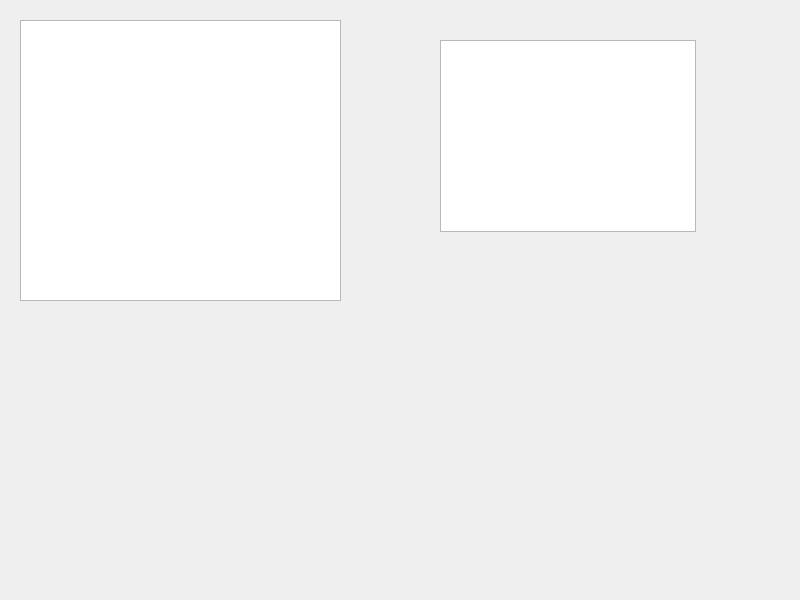
This is rootfs/root/graphic_process/graphic_process/mainwidget.ui in acbbghhgf/FileSystem as Qt 5 draws it before an edit. The edited form follows.
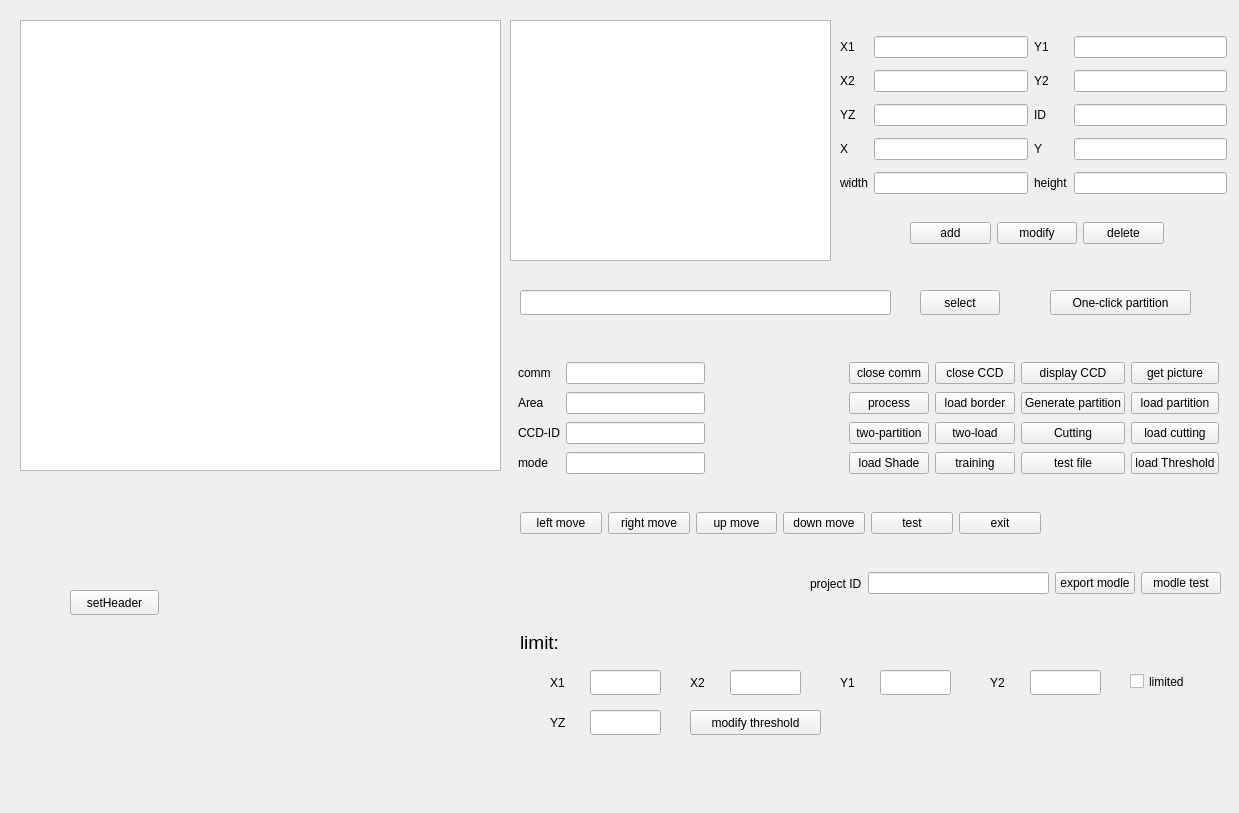
This is the edited form.

Commit message: create ui display

The edit to the form file:
```diff
--- a/rootfs/root/graphic_process/graphic_process/mainwidget.ui
+++ b/rootfs/root/graphic_process/graphic_process/mainwidget.ui
@@ -6,8 +6,8 @@
    <rect>
     <x>0</x>
     <y>0</y>
-    <width>800</width>
-    <height>600</height>
+    <width>1239</width>
+    <height>813</height>
    </rect>
   </property>
   <property name="windowTitle">
@@ -18,20 +18,721 @@
     <rect>
      <x>20</x>
      <y>20</y>
+     <width>481</width>
+     <height>451</height>
+    </rect>
+   </property>
+  </widget>
+  <widget class="QTableWidget" name="tableInfo">
+   <property name="geometry">
+    <rect>
+     <x>510</x>
+     <y>20</y>
      <width>321</width>
-     <height>281</height>
+     <height>241</height>
     </rect>
    </property>
-  </widget>
-  <widget class="QTableWidget" name="tableWidget">
-   <property name="geometry">
-    <rect>
-     <x>440</x>
-     <y>40</y>
+   <property name="minimumSize">
+    <size>
      <width>256</width>
-     <height>192</height>
+     <height>0</height>
+    </size>
+   </property>
+   <property name="autoScrollMargin">
+    <number>8</number>
+   </property>
+   <attribute name="horizontalHeaderMinimumSectionSize">
+    <number>20</number>
+   </attribute>
+   <attribute name="horizontalHeaderHighlightSections">
+    <bool>true</bool>
+   </attribute>
+  </widget>
+  <widget class="QPushButton" name="setHeader_pb">
+   <property name="geometry">
+    <rect>
+     <x>70</x>
+     <y>590</y>
+     <width>89</width>
+     <height>25</height>
     </rect>
    </property>
+   <property name="text">
+    <string>setHeader</string>
+   </property>
+  </widget>
+  <widget class="QLineEdit" name="picture_path_edit">
+   <property name="geometry">
+    <rect>
+     <x>520</x>
+     <y>290</y>
+     <width>371</width>
+     <height>25</height>
+    </rect>
+   </property>
+  </widget>
+  <widget class="QPushButton" name="select_pb">
+   <property name="geometry">
+    <rect>
+     <x>920</x>
+     <y>290</y>
+     <width>80</width>
+     <height>25</height>
+    </rect>
+   </property>
+   <property name="text">
+    <string>select</string>
+   </property>
+  </widget>
+  <widget class="QPushButton" name="one_click_partition_pb">
+   <property name="geometry">
+    <rect>
+     <x>1050</x>
+     <y>290</y>
+     <width>141</width>
+     <height>25</height>
+    </rect>
+   </property>
+   <property name="text">
+    <string>One-click partition</string>
+   </property>
+  </widget>
+  <widget class="QLabel" name="label_16">
+   <property name="geometry">
+    <rect>
+     <x>520</x>
+     <y>630</y>
+     <width>51</width>
+     <height>25</height>
+    </rect>
+   </property>
+   <property name="font">
+    <font>
+     <pointsize>14</pointsize>
+    </font>
+   </property>
+   <property name="text">
+    <string>limit:</string>
+   </property>
+  </widget>
+  <widget class="QLabel" name="label_17">
+   <property name="geometry">
+    <rect>
+     <x>550</x>
+     <y>670</y>
+     <width>31</width>
+     <height>25</height>
+    </rect>
+   </property>
+   <property name="text">
+    <string>X1</string>
+   </property>
+  </widget>
+  <widget class="QLineEdit" name="input_x1_edit">
+   <property name="geometry">
+    <rect>
+     <x>590</x>
+     <y>670</y>
+     <width>71</width>
+     <height>25</height>
+    </rect>
+   </property>
+   <property name="text">
+    <string/>
+   </property>
+  </widget>
+  <widget class="QLabel" name="label_18">
+   <property name="geometry">
+    <rect>
+     <x>690</x>
+     <y>670</y>
+     <width>31</width>
+     <height>25</height>
+    </rect>
+   </property>
+   <property name="text">
+    <string>X2</string>
+   </property>
+  </widget>
+  <widget class="QLineEdit" name="input_x2_edit">
+   <property name="geometry">
+    <rect>
+     <x>730</x>
+     <y>670</y>
+     <width>71</width>
+     <height>25</height>
+    </rect>
+   </property>
+   <property name="text">
+    <string/>
+   </property>
+  </widget>
+  <widget class="QLabel" name="label_19">
+   <property name="geometry">
+    <rect>
+     <x>840</x>
+     <y>670</y>
+     <width>31</width>
+     <height>25</height>
+    </rect>
+   </property>
+   <property name="text">
+    <string>Y1</string>
+   </property>
+  </widget>
+  <widget class="QLineEdit" name="input_y1_edit">
+   <property name="geometry">
+    <rect>
+     <x>880</x>
+     <y>670</y>
+     <width>71</width>
+     <height>25</height>
+    </rect>
+   </property>
+   <property name="text">
+    <string/>
+   </property>
+  </widget>
+  <widget class="QLabel" name="label_20">
+   <property name="geometry">
+    <rect>
+     <x>990</x>
+     <y>670</y>
+     <width>31</width>
+     <height>25</height>
+    </rect>
+   </property>
+   <property name="text">
+    <string>Y2</string>
+   </property>
+  </widget>
+  <widget class="QLineEdit" name="input_y2_edit">
+   <property name="geometry">
+    <rect>
+     <x>1030</x>
+     <y>670</y>
+     <width>71</width>
+     <height>25</height>
+    </rect>
+   </property>
+   <property name="text">
+    <string/>
+   </property>
+  </widget>
+  <widget class="QCheckBox" name="check_limited_pb">
+   <property name="geometry">
+    <rect>
+     <x>1130</x>
+     <y>670</y>
+     <width>92</width>
+     <height>23</height>
+    </rect>
+   </property>
+   <property name="text">
+    <string>limited</string>
+   </property>
+  </widget>
+  <widget class="QLabel" name="label_21">
+   <property name="geometry">
+    <rect>
+     <x>550</x>
+     <y>710</y>
+     <width>31</width>
+     <height>25</height>
+    </rect>
+   </property>
+   <property name="text">
+    <string>YZ</string>
+   </property>
+  </widget>
+  <widget class="QLineEdit" name="input_yz_edit">
+   <property name="geometry">
+    <rect>
+     <x>590</x>
+     <y>710</y>
+     <width>71</width>
+     <height>25</height>
+    </rect>
+   </property>
+   <property name="text">
+    <string/>
+   </property>
+  </widget>
+  <widget class="QPushButton" name="input_modify_threshold_pb">
+   <property name="geometry">
+    <rect>
+     <x>690</x>
+     <y>710</y>
+     <width>131</width>
+     <height>25</height>
+    </rect>
+   </property>
+   <property name="text">
+    <string>modify threshold</string>
+   </property>
+  </widget>
+  <widget class="QWidget" name="">
+   <property name="geometry">
+    <rect>
+     <x>840</x>
+     <y>30</y>
+     <width>387</width>
+     <height>174</height>
+    </rect>
+   </property>
+   <layout class="QGridLayout" name="gridLayout">
+    <item row="1" column="2">
+     <widget class="QLabel" name="label_7">
+      <property name="text">
+       <string>Y2</string>
+      </property>
+     </widget>
+    </item>
+    <item row="4" column="3">
+     <widget class="QLineEdit" name="height_edit"/>
+    </item>
+    <item row="3" column="0">
+     <widget class="QLabel" name="label_4">
+      <property name="text">
+       <string>X</string>
+      </property>
+     </widget>
+    </item>
+    <item row="2" column="2">
+     <widget class="QLabel" name="label_8">
+      <property name="text">
+       <string>ID</string>
+      </property>
+     </widget>
+    </item>
+    <item row="0" column="3">
+     <widget class="QLineEdit" name="y1_edit"/>
+    </item>
+    <item row="1" column="0">
+     <widget class="QLabel" name="label_2">
+      <property name="text">
+       <string>X2</string>
+      </property>
+     </widget>
+    </item>
+    <item row="0" column="0">
+     <widget class="QLabel" name="label">
+      <property name="text">
+       <string>X1</string>
+      </property>
+     </widget>
+    </item>
+    <item row="2" column="1">
+     <widget class="QLineEdit" name="yz_edit"/>
+    </item>
+    <item row="1" column="1">
+     <widget class="QLineEdit" name="x2_edit"/>
+    </item>
+    <item row="3" column="2">
+     <widget class="QLabel" name="label_9">
+      <property name="text">
+       <string>Y</string>
+      </property>
+     </widget>
+    </item>
+    <item row="3" column="1">
+     <widget class="QLineEdit" name="X_edit"/>
+    </item>
+    <item row="1" column="3">
+     <widget class="QLineEdit" name="y2_edit"/>
+    </item>
+    <item row="2" column="3">
+     <widget class="QLineEdit" name="id_edit"/>
+    </item>
+    <item row="4" column="1">
+     <widget class="QLineEdit" name="width_edit"/>
+    </item>
+    <item row="3" column="3">
+     <widget class="QLineEdit" name="Y_edit"/>
+    </item>
+    <item row="2" column="0">
+     <widget class="QLabel" name="label_3">
+      <property name="text">
+       <string>YZ</string>
+      </property>
+     </widget>
+    </item>
+    <item row="4" column="0">
+     <widget class="QLabel" name="label_5">
+      <property name="text">
+       <string>width</string>
+      </property>
+     </widget>
+    </item>
+    <item row="4" column="2">
+     <widget class="QLabel" name="label_10">
+      <property name="text">
+       <string>height</string>
+      </property>
+     </widget>
+    </item>
+    <item row="0" column="1">
+     <widget class="QLineEdit" name="x1_edit"/>
+    </item>
+    <item row="0" column="2">
+     <widget class="QLabel" name="label_6">
+      <property name="text">
+       <string>Y1</string>
+      </property>
+     </widget>
+    </item>
+   </layout>
+  </widget>
+  <widget class="QWidget" name="">
+   <property name="geometry">
+    <rect>
+     <x>910</x>
+     <y>220</y>
+     <width>254</width>
+     <height>27</height>
+    </rect>
+   </property>
+   <layout class="QHBoxLayout" name="horizontalLayout">
+    <item>
+     <widget class="QPushButton" name="add_pb">
+      <property name="text">
+       <string>add</string>
+      </property>
+     </widget>
+    </item>
+    <item>
+     <widget class="QPushButton" name="modify_pb">
+      <property name="text">
+       <string>modify</string>
+      </property>
+     </widget>
+    </item>
+    <item>
+     <widget class="QPushButton" name="delete_pb">
+      <property name="text">
+       <string>delete</string>
+      </property>
+     </widget>
+    </item>
+   </layout>
+  </widget>
+  <widget class="QWidget" name="">
+   <property name="geometry">
+    <rect>
+     <x>518</x>
+     <y>360</y>
+     <width>701</width>
+     <height>120</height>
+    </rect>
+   </property>
+   <layout class="QGridLayout" name="gridLayout_2">
+    <item row="0" column="0">
+     <widget class="QLabel" name="label_11">
+      <property name="text">
+       <string>comm</string>
+      </property>
+     </widget>
+    </item>
+    <item row="0" column="1">
+     <widget class="QLineEdit" name="comm_edit"/>
+    </item>
+    <item row="0" column="2">
+     <spacer name="horizontalSpacer_5">
+      <property name="orientation">
+       <enum>Qt::Horizontal</enum>
+      </property>
+      <property name="sizeHint" stdset="0">
+       <size>
+        <width>40</width>
+        <height>20</height>
+       </size>
+      </property>
+     </spacer>
+    </item>
+    <item row="0" column="3" colspan="2">
+     <widget class="QPushButton" name="close_comm_pb">
+      <property name="text">
+       <string>close comm</string>
+      </property>
+     </widget>
+    </item>
+    <item row="0" column="5">
+     <widget class="QPushButton" name="close_CCD_pb">
+      <property name="text">
+       <string>close CCD</string>
+      </property>
+     </widget>
+    </item>
+    <item row="0" column="6">
+     <widget class="QPushButton" name="display_CCD_pb">
+      <property name="text">
+       <string>display CCD</string>
+      </property>
+     </widget>
+    </item>
+    <item row="0" column="7">
+     <widget class="QPushButton" name="get_picture_pb">
+      <property name="text">
+       <string>get picture</string>
+      </property>
+     </widget>
+    </item>
+    <item row="1" column="0">
+     <widget class="QLabel" name="label_12">
+      <property name="text">
+       <string>Area</string>
+      </property>
+     </widget>
+    </item>
+    <item row="1" column="1">
+     <widget class="QLineEdit" name="Area_edit"/>
+    </item>
+    <item row="1" column="2">
+     <spacer name="horizontalSpacer_6">
+      <property name="orientation">
+       <enum>Qt::Horizontal</enum>
+      </property>
+      <property name="sizeHint" stdset="0">
+       <size>
+        <width>40</width>
+        <height>20</height>
+       </size>
+      </property>
+     </spacer>
+    </item>
+    <item row="1" column="3" colspan="2">
+     <widget class="QPushButton" name="process_pb">
+      <property name="text">
+       <string>process</string>
+      </property>
+     </widget>
+    </item>
+    <item row="1" column="5">
+     <widget class="QPushButton" name="load_border_pb">
+      <property name="text">
+       <string>load border</string>
+      </property>
+     </widget>
+    </item>
+    <item row="1" column="6">
+     <widget class="QPushButton" name="generate_partition_pb">
+      <property name="text">
+       <string>Generate partition</string>
+      </property>
+     </widget>
+    </item>
+    <item row="1" column="7">
+     <widget class="QPushButton" name="load_partition_pb">
+      <property name="text">
+       <string>load partition</string>
+      </property>
+     </widget>
+    </item>
+    <item row="2" column="0">
+     <widget class="QLabel" name="label_13">
+      <property name="text">
+       <string>CCD-ID</string>
+      </property>
+     </widget>
+    </item>
+    <item row="2" column="1">
+     <widget class="QLineEdit" name="CCD_ID_edit">
+      <property name="text">
+       <string/>
+      </property>
+     </widget>
+    </item>
+    <item row="2" column="2">
+     <spacer name="horizontalSpacer_7">
+      <property name="orientation">
+       <enum>Qt::Horizontal</enum>
+      </property>
+      <property name="sizeHint" stdset="0">
+       <size>
+        <width>40</width>
+        <height>20</height>
+       </size>
+      </property>
+     </spacer>
+    </item>
+    <item row="2" column="3" colspan="2">
+     <widget class="QPushButton" name="two_partition_pb">
+      <property name="text">
+       <string>two-partition</string>
+      </property>
+     </widget>
+    </item>
+    <item row="2" column="5">
+     <widget class="QPushButton" name="two_load_pb">
+      <property name="text">
+       <string>two-load</string>
+      </property>
+     </widget>
+    </item>
+    <item row="2" column="6">
+     <widget class="QPushButton" name="cutting_pb">
+      <property name="text">
+       <string>Cutting</string>
+      </property>
+     </widget>
+    </item>
+    <item row="2" column="7">
+     <widget class="QPushButton" name="load_cutting_pb">
+      <property name="text">
+       <string>load cutting</string>
+      </property>
+     </widget>
+    </item>
+    <item row="3" column="0">
+     <widget class="QLabel" name="label_14">
+      <property name="text">
+       <string>mode</string>
+      </property>
+     </widget>
+    </item>
+    <item row="3" column="1">
+     <widget class="QLineEdit" name="mode_edit">
+      <property name="text">
+       <string/>
+      </property>
+     </widget>
+    </item>
+    <item row="3" column="5">
+     <widget class="QPushButton" name="training_pb">
+      <property name="text">
+       <string>training</string>
+      </property>
+     </widget>
+    </item>
+    <item row="3" column="6">
+     <widget class="QPushButton" name="test_file_pb">
+      <property name="text">
+       <string>test file</string>
+      </property>
+     </widget>
+    </item>
+    <item row="3" column="7">
+     <widget class="QPushButton" name="load_threshold_pb">
+      <property name="text">
+       <string>load Threshold</string>
+      </property>
+     </widget>
+    </item>
+    <item row="3" column="2">
+     <spacer name="horizontalSpacer_8">
+      <property name="orientation">
+       <enum>Qt::Horizontal</enum>
+      </property>
+      <property name="sizeHint" stdset="0">
+       <size>
+        <width>40</width>
+        <height>20</height>
+       </size>
+      </property>
+     </spacer>
+    </item>
+    <item row="3" column="3" colspan="2">
+     <widget class="QPushButton" name="load_shade_pb">
+      <property name="text">
+       <string>load Shade</string>
+      </property>
+     </widget>
+    </item>
+   </layout>
+  </widget>
+  <widget class="QWidget" name="">
+   <property name="geometry">
+    <rect>
+     <x>520</x>
+     <y>510</y>
+     <width>521</width>
+     <height>27</height>
+    </rect>
+   </property>
+   <layout class="QHBoxLayout" name="horizontalLayout_2">
+    <item>
+     <widget class="QPushButton" name="left_move_pb">
+      <property name="text">
+       <string>left move</string>
+      </property>
+     </widget>
+    </item>
+    <item>
+     <widget class="QPushButton" name="right_move_pb">
+      <property name="text">
+       <string>right move</string>
+      </property>
+     </widget>
+    </item>
+    <item>
+     <widget class="QPushButton" name="up_move_pb">
+      <property name="text">
+       <string>up move</string>
+      </property>
+     </widget>
+    </item>
+    <item>
+     <widget class="QPushButton" name="down_move_pb">
+      <property name="text">
+       <string>down move</string>
+      </property>
+     </widget>
+    </item>
+    <item>
+     <widget class="QPushButton" name="test_pb">
+      <property name="text">
+       <string>test</string>
+      </property>
+     </widget>
+    </item>
+    <item>
+     <widget class="QPushButton" name="exit_pb">
+      <property name="text">
+       <string>exit</string>
+      </property>
+     </widget>
+    </item>
+   </layout>
+  </widget>
+  <widget class="QWidget" name="">
+   <property name="geometry">
+    <rect>
+     <x>810</x>
+     <y>570</y>
+     <width>411</width>
+     <height>27</height>
+    </rect>
+   </property>
+   <layout class="QHBoxLayout" name="horizontalLayout_3">
+    <item>
+     <widget class="QLabel" name="label_15">
+      <property name="text">
+       <string>project ID</string>
+      </property>
+     </widget>
+    </item>
+    <item>
+     <widget class="QLineEdit" name="project_id_edit">
+      <property name="text">
+       <string/>
+      </property>
+     </widget>
+    </item>
+    <item>
+     <widget class="QPushButton" name="export_modle_pb">
+      <property name="text">
+       <string>export modle</string>
+      </property>
+     </widget>
+    </item>
+    <item>
+     <widget class="QPushButton" name="modle_test_pb">
+      <property name="text">
+       <string>modle test</string>
+      </property>
+     </widget>
+    </item>
+   </layout>
   </widget>
  </widget>
  <resources/>
```
The commit also changes 3 other files.
